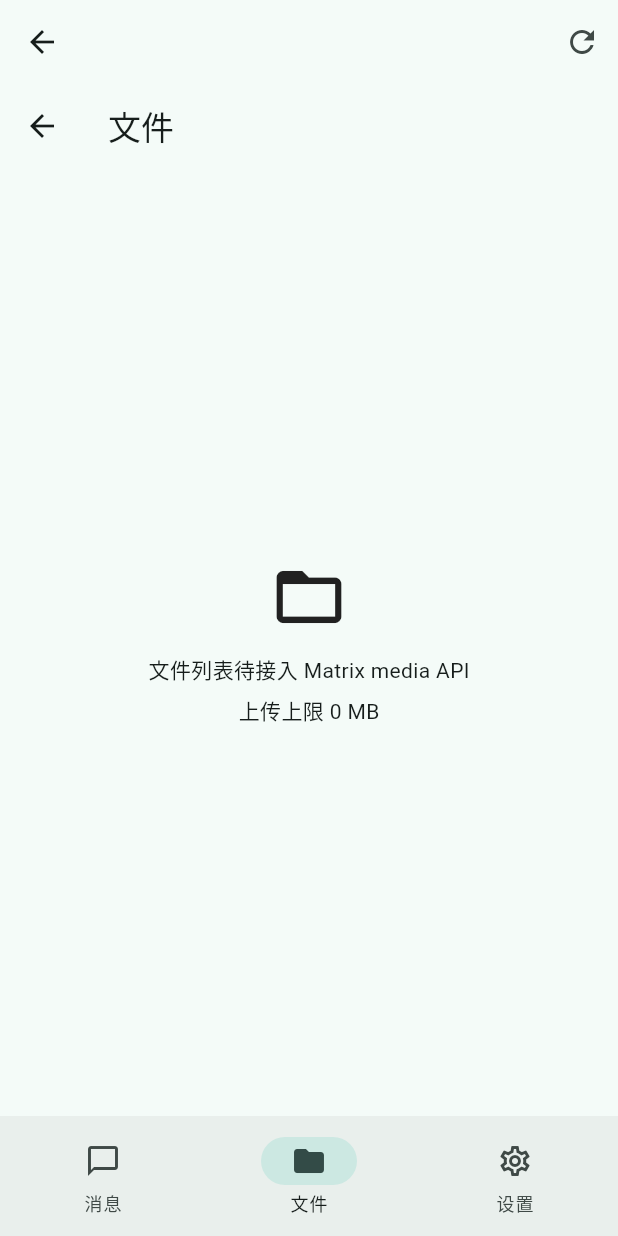
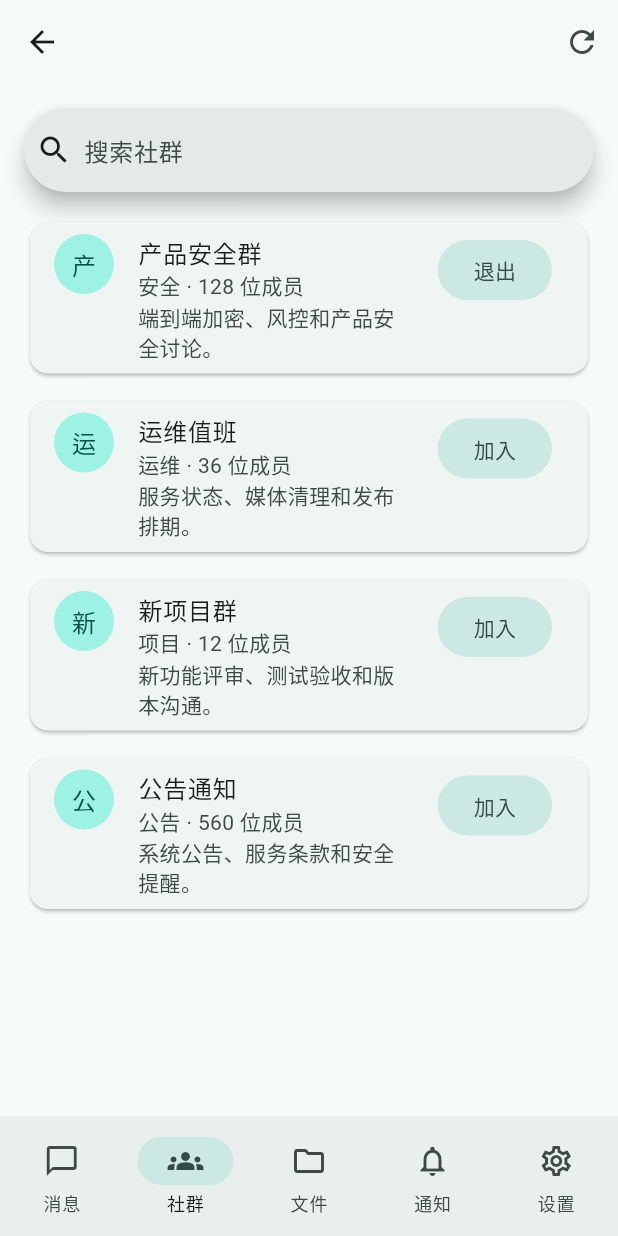
Before and after one commit to gitpreson/Private, a Flutter app: the HomeScreen screen opened directly with empty values, item 2 of the bottom bar chosen, on a phone screen of 412 x 824 dp. Run offline on Flutter 3.47's test engine with Material 3 defaults, Android fonts, the phone set to English and light mode, and no system bars; our stand-ins replace flutter_secure_storage; missing offline and left inert: matrix; accounts and stored records are empty; network calls fail.

Commit message:
Add community and notification app flows

```diff
--- /dev/null
+++ b/app/lib/screens/communities_screen.dart
@@ -0,0 +1,99 @@
+import 'package:flutter/material.dart';
+
+class CommunitiesScreen extends StatefulWidget {
+  const CommunitiesScreen({super.key});
+
+  @override
+  State<CommunitiesScreen> createState() => _CommunitiesScreenState();
+}
+
+class _CommunitiesScreenState extends State<CommunitiesScreen> {
+  final _searchController = TextEditingController();
+  final Set<String> _joined = {'产品安全群'};
+
+  final List<_Community> _communities = const [
+    _Community(name: '产品安全群', category: '安全', members: 128, description: '端到端加密、风控和产品安全讨论。'),
+    _Community(name: '运维值班', category: '运维', members: 36, description: '服务状态、媒体清理和发布排期。'),
+    _Community(name: '新项目群', category: '项目', members: 12, description: '新功能评审、测试验收和版本沟通。'),
+    _Community(name: '公告通知', category: '公告', members: 560, description: '系统公告、服务条款和安全提醒。'),
+  ];
+
+  @override
+  void dispose() {
+    _searchController.dispose();
+    super.dispose();
+  }
+
+  @override
+  Widget build(BuildContext context) {
+    final keyword = _searchController.text.trim().toLowerCase();
+    final visible = _communities.where((item) {
+      if (keyword.isEmpty) return true;
+      return '${item.name} ${item.category} ${item.description}'.toLowerCase().contains(keyword);
+    }).toList();
+
+    return Column(
+      children: [
+        Padding(
+          padding: const EdgeInsets.all(16),
+          child: SearchBar(
+            controller: _searchController,
+            hintText: '搜索社群',
+            leading: const Icon(Icons.search),
+            onChanged: (_) => setState(() {}),
+          ),
+        ),
+        Expanded(
+          child: visible.isEmpty
+              ? const Center(child: Text('没有找到相关社群'))
+              : ListView.separated(
+                  padding: const EdgeInsets.fromLTRB(16, 0, 16, 16),
+                  itemCount: visible.length,
+                  separatorBuilder: (_, __) => const SizedBox(height: 10),
+                  itemBuilder: (context, index) {
+                    final community = visible[index];
+                    final joined = _joined.contains(community.name);
+                    return Card(
+                      child: ListTile(
+                        leading: CircleAvatar(child: Text(community.name.characters.first)),
+                        title: Text(community.name),
+                        subtitle: Text('${community.category} · ${community.members} 位成员\n${community.description}'),
+                        isThreeLine: true,
+                        trailing: FilledButton.tonal(
+                          onPressed: () {
+                            setState(() {
+                              if (joined) {
+                                _joined.remove(community.name);
+                              } else {
+                                _joined.add(community.name);
+                              }
+                            });
+                            ScaffoldMessenger.of(context).showSnackBar(
+                              SnackBar(content: Text(joined ? '已退出 ${community.name}' : '已加入 ${community.name}')),
+                            );
+                          },
+                          child: Text(joined ? '退出' : '加入'),
+                        ),
+                      ),
+                    );
+                  },
+                ),
+        ),
+      ],
+    );
+  }
+}
+
+class _Community {
+  const _Community({
+    required this.name,
+    required this.category,
+    required this.members,
+    required this.description,
+  });
+
+  final String name;
+  final String category;
+  final int members;
+  final String description;
+}
--- a/app/lib/screens/home_screen.dart
+++ b/app/lib/screens/home_screen.dart
@@ -4,7 +4,9 @@ import 'package:matrix/matrix.dart';
 import '../config/app_config.dart';
 import '../services/matrix_service.dart';
 import 'chat_screen.dart';
+import 'communities_screen.dart';
 import 'files_screen.dart';
+import 'notifications_screen.dart';
 import 'settings_screen.dart';
 
 class HomeScreen extends StatefulWidget {
@@ -51,8 +53,8 @@ class _HomeScreenState extends State<HomeScreen> {
           ),
         ],
       ),
-      body: _tab == 0
-          ? FutureBuilder<List<Room>>(
+      body: switch (_tab) {
+        0 => FutureBuilder<List<Room>>(
               future: _rooms,
               builder: (context, snapshot) {
                 final rooms = snapshot.data ?? [];
@@ -82,20 +84,24 @@ class _HomeScreenState extends State<HomeScreen> {
                   ),
                 );
               },
-            )
-          : _tab == 1
-              ? FilesScreen(config: widget.config)
-              : SettingsScreen(
-                  config: widget.config,
-                  matrix: widget.matrix,
-                  onLoggedOut: widget.onLoggedOut,
-                ),
+            ),
+        1 => const CommunitiesScreen(),
+        2 => FilesScreen(config: widget.config),
+        3 => const NotificationsScreen(),
+        _ => SettingsScreen(
+            config: widget.config,
+            matrix: widget.matrix,
+            onLoggedOut: widget.onLoggedOut,
+          ),
+      },
       bottomNavigationBar: NavigationBar(
         selectedIndex: _tab,
         onDestinationSelected: (value) => setState(() => _tab = value),
         destinations: const [
           NavigationDestination(icon: Icon(Icons.chat_bubble_outline), selectedIcon: Icon(Icons.chat_bubble), label: '消息'),
+          NavigationDestination(icon: Icon(Icons.groups_outlined), selectedIcon: Icon(Icons.groups), label: '社群'),
           NavigationDestination(icon: Icon(Icons.folder_outlined), selectedIcon: Icon(Icons.folder), label: '文件'),
+          NavigationDestination(icon: Icon(Icons.notifications_outlined), selectedIcon: Icon(Icons.notifications), label: '通知'),
           NavigationDestination(icon: Icon(Icons.settings_outlined), selectedIcon: Icon(Icons.settings), label: '设置'),
         ],
       ),
```
Also changed, not shown: app/lib/screens/chat_screen.dart (+16 -1 lines), app/lib/screens/notifications_screen.dart (added, +76 -0 lines).
